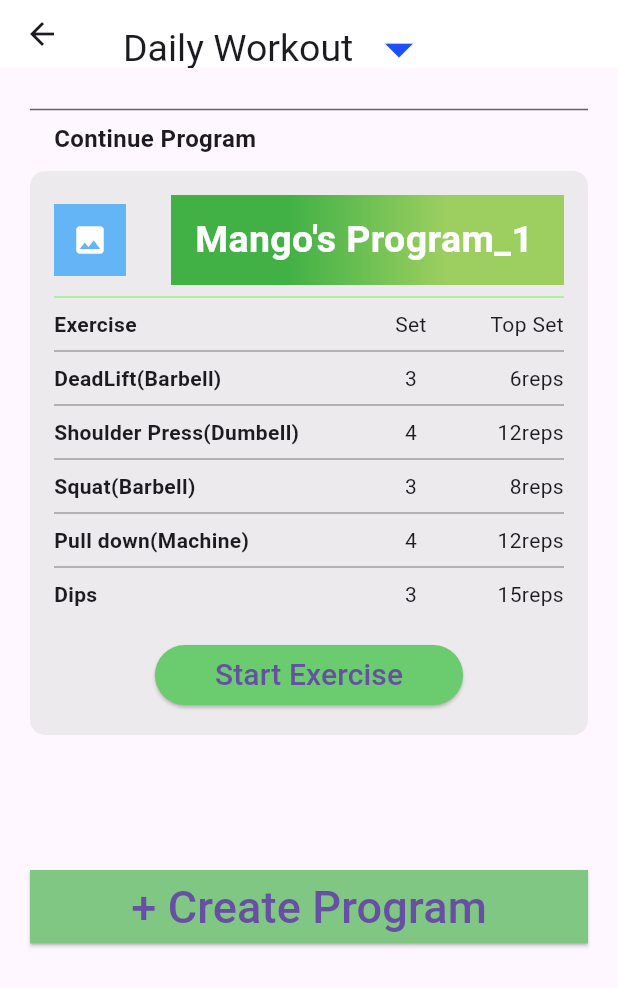
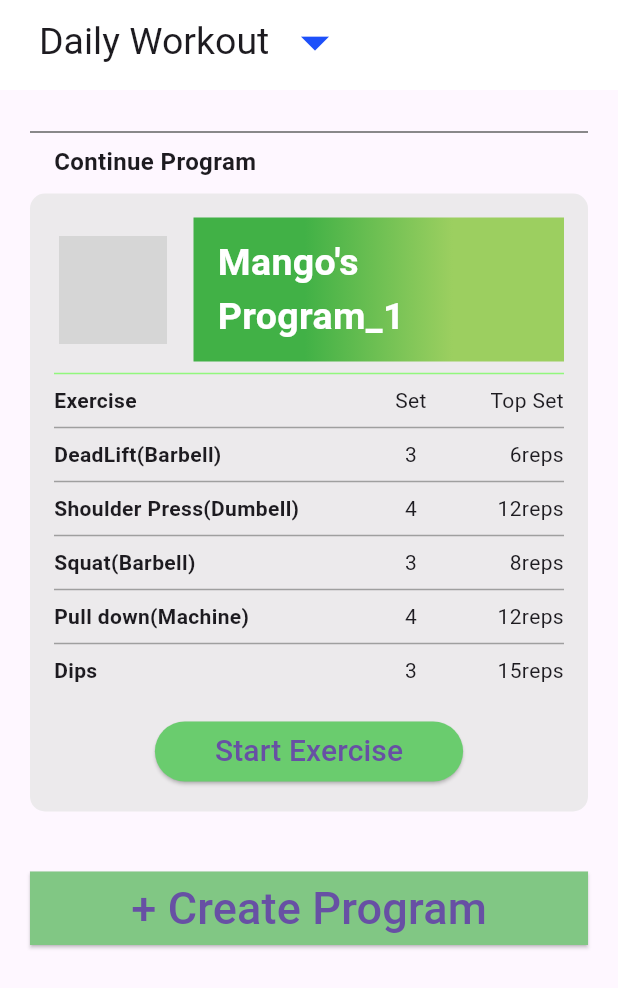
Before and after one commit to tmddbs/FitConnect, a Flutter app: the Weight_Training_Page_1 screen opened by its route, on a phone screen of 412 x 824 dp. Shown: the top 988 px of the screen. Run offline on Flutter 3.47's test engine with Material 3 defaults, Android fonts, the phone set to English and light mode, and no system bars; our stand-ins replace geocoding, geolocator, shared_preferences, smooth_page_indicator; accounts and stored records are empty; grey boxes are pictures that could not be loaded.

Commit message:
Update Weight_Trainning_01.dart_jmg_final
최종

```diff
--- a/lib/workout/Weight_Trainning_01.dart
+++ b/lib/workout/Weight_Trainning_01.dart
@@ -6,10 +6,11 @@ class Weight_Training_Page_1 extends StatelessWidget {
   Widget build(BuildContext context) {
     return Scaffold(
       appBar: PreferredSize(
-        preferredSize: Size.fromHeight(45.0), // 상단바의 높이를 조정
+        preferredSize: Size.fromHeight(60.0), // 상단바의 높이를 조정
         child: AppBar(
+          automaticallyImplyLeading: false,
           title: Padding(
-            padding: EdgeInsets.only(left: 10, bottom: 0, top: 20),
+            padding: EdgeInsets.only(left: 10, bottom: 20, top: 20),
             child: Align(
               alignment: Alignment.bottomLeft,
               child: Row(
@@ -78,7 +79,7 @@ class Weight_Training_Page_1 extends StatelessWidget {
       //구분
       body: Container(
         //메인부
-        padding: EdgeInsets.all(20),
+        padding: EdgeInsets.fromLTRB(20, 20, 20, 20),
         child: Column(
           crossAxisAlignment: CrossAxisAlignment.stretch,
           children: <Widget>[
@@ -106,12 +107,15 @@ class Weight_Training_Page_1 extends StatelessWidget {
                   Row(
                     children: [
                       Container(
-                        color: Colors.blue[300], // 왼쪽 이미지의 배경색
-                        padding: EdgeInsets.all(12),
-                        child: Icon(Icons.image,
-                            size: 24, color: Colors.white), // 이미지 대체할거임(임시)
+                        padding: EdgeInsets.all(3),
+                        child: Image.asset(
+                          'assets/img_0611/dumb_icon.png',
+                          width: 72, // 이미지의 너비 조정
+                          height: 72, // 이미지의 높이 조정
+                          //color: Colors.white, // 이미지에 색상 효과를 적용하고 싶을 때 사용
+                        ),
                       ),
-                      SizedBox(width: 30), // 이미지와 텍스트 사이 간격
+                      SizedBox(width: 15), // 이미지와 텍스트 사이 간격
                       Expanded(
                         child: Container(
                           decoration: BoxDecoration(
@@ -175,13 +179,13 @@ class Weight_Training_Page_1 extends StatelessWidget {
               ),
             ),
 
-            SizedBox(height: 90),
+            SizedBox(height: 40),
             ElevatedButton(
               onPressed: () => Navigator.pushNamed(context, '/5'),
               child: Text('+ Create Program', style: TextStyle(fontSize: 30)),
               style: ElevatedButton.styleFrom(
                 backgroundColor: Colors.green[300],
-                padding: EdgeInsets.symmetric(horizontal: 50, vertical: 3),
+                padding: EdgeInsets.symmetric(horizontal: 40, vertical: 3),
                 shape: RoundedRectangleBorder(
                     borderRadius: BorderRadius.circular(0)),
               ),
```
